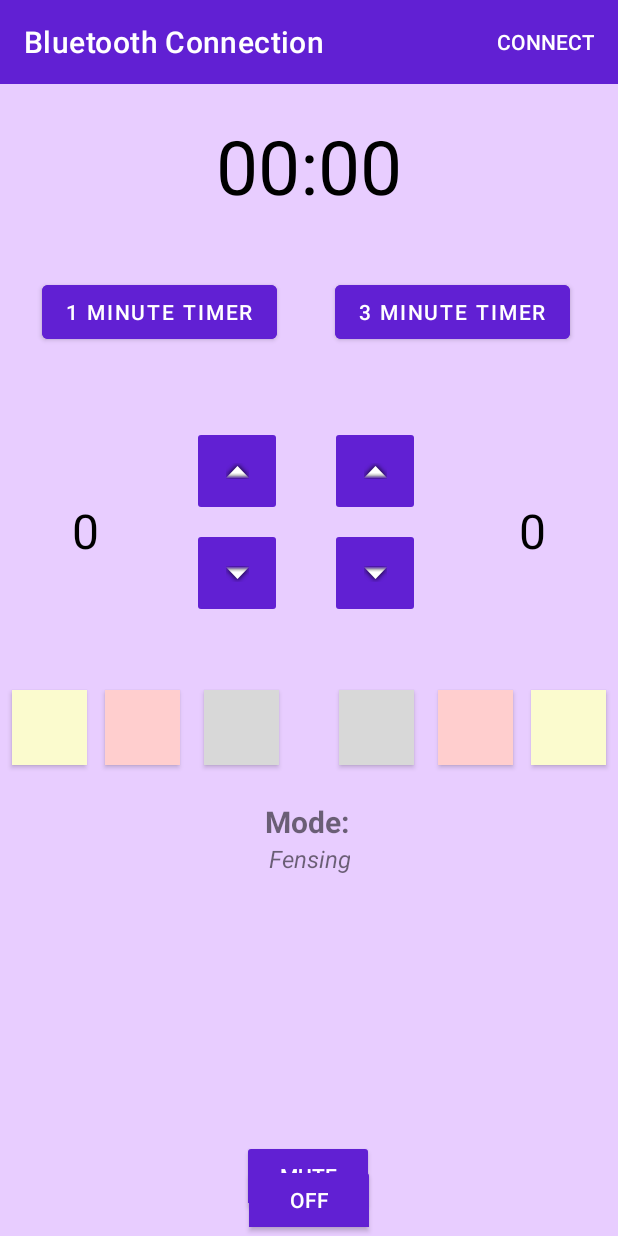
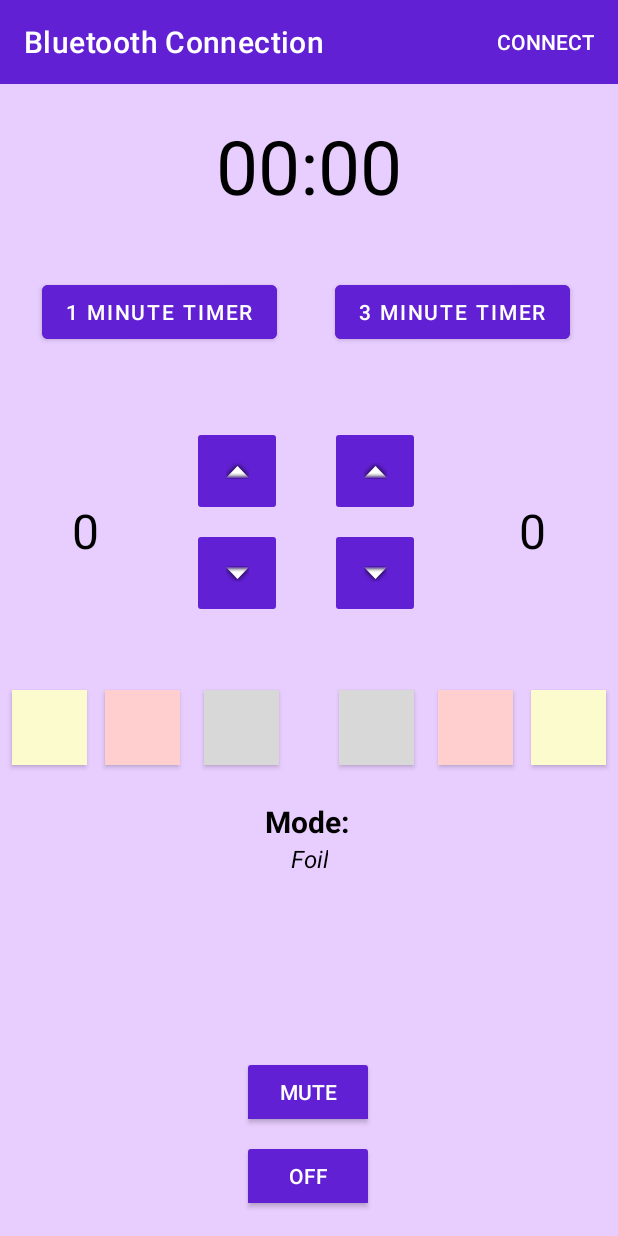
Before and after one commit to konnor-s/FencingScoringDevice, an Android app: the screen it shows after launch (MainActivity), on a phone screen of 412 x 824 dp. Run offline under Robolectric (Android 15) with nearby library versions, the light colour scheme and no system bars.

Commit message:
Fixing formatting issues

```diff
--- a/FencingRemoteController/app/src/main/res/layout/activity_main.xml
+++ b/FencingRemoteController/app/src/main/res/layout/activity_main.xml
@@ -28,7 +28,7 @@
         style="@style/Widget.AppCompat.Button.Borderless"
         android:layout_width="wrap_content"
         android:layout_height="wrap_content"
-        android:text="Connect"
+        android:text="@string/connect"
         android:textColor="@android:color/background_light"
         app:layout_constraintBottom_toBottomOf="@+id/toolbar"
         app:layout_constraintEnd_toEndOf="@+id/toolbar"
@@ -38,9 +38,9 @@
         android:id="@+id/textView6"
         android:layout_width="wrap_content"
         android:layout_height="wrap_content"
-        android:contentDescription="Shows the mode"
-        android:text="Fensing"
+        android:text="@string/Foil"
         android:textAlignment="center"
+        android:textColor="#000000"
         android:textSize="16sp"
         android:textStyle="italic"
         app:layout_constraintEnd_toEndOf="parent"
@@ -53,8 +53,9 @@
         android:layout_width="wrap_content"
         android:layout_height="wrap_content"
         android:layout_marginTop="24dp"
-        android:text="Mode:"
+        android:text="@string/mode"
         android:textAlignment="center"
+        android:textColor="#000000"
         android:textSize="20sp"
         android:textStyle="bold"
         app:layout_constraintEnd_toEndOf="parent"
@@ -251,7 +252,7 @@
         android:id="@+id/mute"
         android:layout_width="wrap_content"
         android:layout_height="wrap_content"
-        android:layout_marginBottom="16dp"
+        android:layout_marginBottom="72dp"
         android:backgroundTint="#6120D3"
         android:text="@string/mute"
         android:textColor="#FFFFFF"
@@ -262,14 +263,16 @@
         app:layout_constraintHorizontal_bias="0.498"
         app:layout_constraintStart_toStartOf="parent" />
 
-      <ToggleButton
+    <ToggleButton
         android:id="@+id/onoff"
         android:layout_width="wrap_content"
         android:layout_height="wrap_content"
+        android:layout_marginBottom="16dp"
         android:backgroundTint="#6120D3"
         android:textColor="#ffffff"
         app:layout_constraintBottom_toBottomOf="parent"
         app:layout_constraintEnd_toEndOf="parent"
+        app:layout_constraintHorizontal_bias="0.498"
         app:layout_constraintStart_toStartOf="parent" />
 
 </androidx.constraintlayout.widget.ConstraintLayout>
--- a/FencingRemoteController/app/src/main/res/values/strings.xml
+++ b/FencingRemoteController/app/src/main/res/values/strings.xml
@@ -11,7 +11,11 @@
     <string name="score1">0</string>
     <string name="score2">0</string>
     <string name="time">00:00</string>
+    <string name="onoff">onoff</string>
+    <string name="Foil">Foil</string>
+    <string name="Epee">Epee</string>
+    <string name="Sabre">Sabre</string>
+    <string name="connect">Connect</string>
+    <string name="mode">Mode:</string>
     <string name="penalty"></string>
-    <string name="lknlk">00:00</string>
-    <string name="onoff">onoff</string>
 </resources>
```
